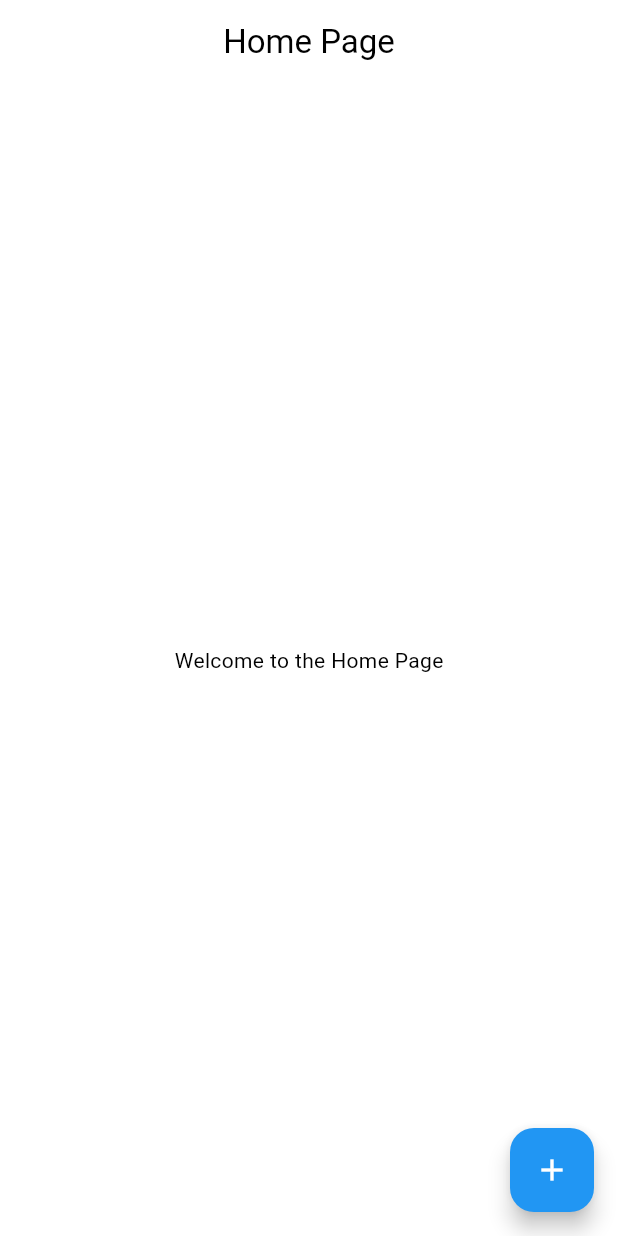
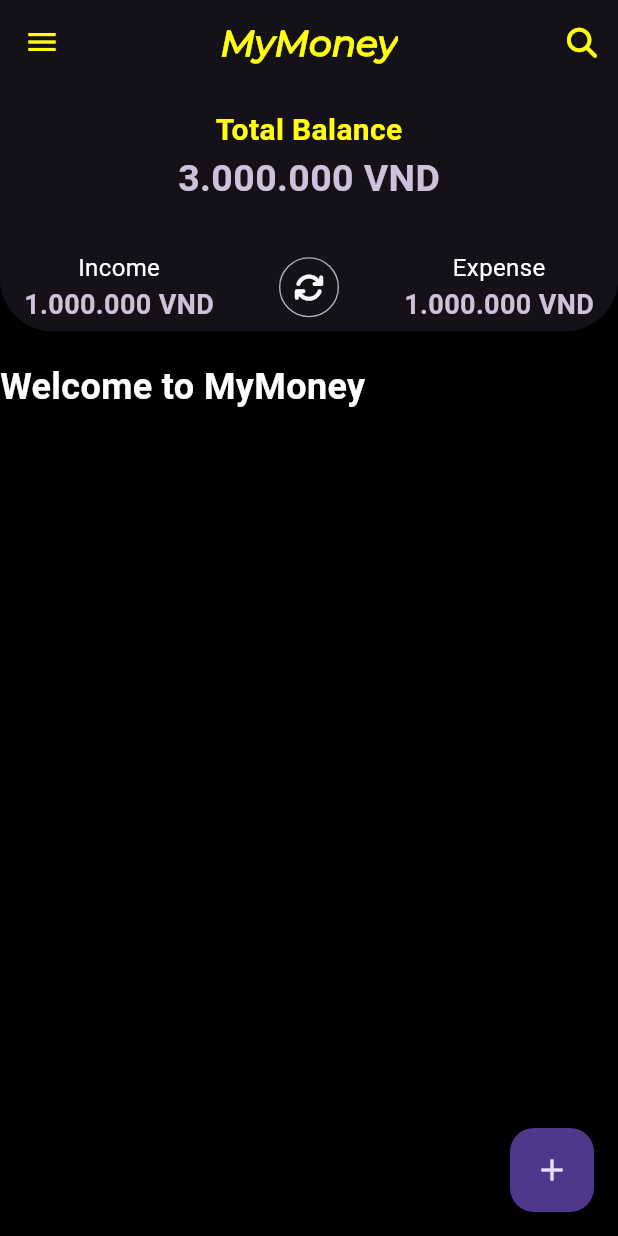
Before and after one commit to Thanh17082001/learn_flutter, a Flutter app: the HomePage screen opened directly, on a phone screen of 412 x 824 dp. Run offline on Flutter 3.47's test engine with Material 3 defaults, Android fonts, the phone set to English and light mode, and no system bars; our stand-ins replace awesome_bottom_bar, dio, flutter_bloc, flutter_dotenv, font_awesome_flutter, get_it and 1 more; accounts and stored records are empty.

Commit message:
feat: homepage

```diff
--- a/lib/core/theme/app_colors.dart
+++ b/lib/core/theme/app_colors.dart
@@ -14,7 +14,7 @@ class AppColors {
   static const Color secondary = Color(0xFF1976D2); // Màu phụ
   static const Color background = Colors.white; // Màu nền
   static const Color white = Colors.white; // Màu nền
-  static const Color textPrimary = Colors.black; // Màu chữ chính
+  static const Color textPrimary = Color.fromARGB(255, 255, 255, 15); // Màu chữ chính
   static const Color textSecondary = Colors.grey; // Màu chữ phụ
   static const Color error = Colors.red; // Màu lỗi
 }
--- /dev/null
+++ b/lib/core/theme/theme_switcher.dart
@@ -0,0 +1,21 @@
+import 'package:flutter/material.dart';
+
+class ThemeSwitcher extends InheritedWidget {
+  final ThemeMode themeMode;
+  final Function(bool) toggleTheme;
+
+  const ThemeSwitcher({
+    super.key,
+    required this.themeMode,
+    required this.toggleTheme,
+    required super.child,
+  });
+
+  static ThemeSwitcher of(BuildContext context) {
+    return context.dependOnInheritedWidgetOfExactType<ThemeSwitcher>()!;
+  }
+
+  @override
+  bool updateShouldNotify(ThemeSwitcher oldWidget) =>
+      oldWidget.themeMode != themeMode;
+}
--- a/lib/features/home/presentation/pages/home_page.dart
+++ b/lib/features/home/presentation/pages/home_page.dart
@@ -1,19 +1,123 @@
 import 'package:flutter/material.dart';
+import 'package:font_awesome_flutter/font_awesome_flutter.dart';
+import 'package:learn_flutter/core/theme/app_colors.dart';
+import 'package:learn_flutter/core/theme/theme_switcher.dart';
+import 'package:learn_flutter/features/home/presentation/widget/header-homepage.dart';
+import 'package:learn_flutter/features/home/presentation/widget/search-input.dart';
 
-class HomePage extends StatelessWidget {
+class HomePage extends StatefulWidget {
   const HomePage({super.key});
 
   @override
+  State<HomePage> createState() => _HomePageState();
+}
+
+class _HomePageState extends State<HomePage> {
+  bool isSeach = false;
+
+  @override
   Widget build(BuildContext context) {
+    print(Theme.of(context).textTheme.bodyLarge?.color);
     return Scaffold(
+      drawer: Drawer(
+        child: ListView(
+          children: [
+            const DrawerHeader(child: Text("Cài đặt")),
+            SwitchListTile(
+              contentPadding: const EdgeInsets.symmetric(horizontal: 16.0),
+              title: Text(
+                'Chế độ tối',
+                style: Theme.of(context).textTheme.bodyLarge,
+              ),
+              subtitle: Text(
+                ThemeSwitcher.of(context).themeMode == ThemeMode.dark
+                    ? 'Đang bật chế độ tối'
+                    : 'Đang bật chế độ sáng',
+                style: Theme.of(context).textTheme.bodySmall?.copyWith(
+                      color: Colors.grey,
+                    ),
+              ),
+              value: ThemeSwitcher.of(context).themeMode == ThemeMode.dark,
+              onChanged: (bool isDarkMode) {
+                ThemeSwitcher.of(context).toggleTheme(isDarkMode);
+              },
+              secondary: Icon(
+                ThemeSwitcher.of(context).themeMode == ThemeMode.dark
+                    ? FontAwesomeIcons.moon
+                    : FontAwesomeIcons.sun,
+                color: Theme.of(context).colorScheme.secondary,
+              ),
+              activeColor: Theme.of(context).colorScheme.primary,
+            )
+          ],
+        ),
+      ),
       appBar: AppBar(
-        title: const Text('Home Page'),
+        backgroundColor: Theme.of(context).colorScheme.surface,
+        iconTheme: const IconThemeData(color: AppColors.textPrimary),
+        title: AnimatedSwitcher(
+          duration: const Duration(milliseconds: 300),
+          transitionBuilder: (child, animation) {
+            return SlideTransition(
+              position: Tween<Offset>(
+                begin: const Offset(1.0, 0.0), // Slide in from the right
+                end: Offset.zero,
+              ).animate(animation),
+              child: SizeTransition(
+                sizeFactor: animation,
+                axis: Axis.horizontal,
+                child: child,
+              ),
+            );
+          },
+          // search input or title
+          child: !isSeach
+              ? const Text(
+                  'MyMoney',
+                  style: TextStyle(
+                    fontSize: 24.0,
+                    fontFamily: 'Montserrat',
+                    fontStyle: FontStyle.italic,
+                    fontWeight: FontWeight.bold,
+                    color: AppColors.textPrimary,
+                    fontVariations: <FontVariation>[
+                      FontVariation('wght', 450),
+                    ],
+                  ),
+                )
+              : const SearchInput(),
+        ),
         centerTitle: true,
+        actions: [
+          IconButton(
+            // ignore: deprecated_member_use
+            icon: Icon(
+              !isSeach ? FontAwesomeIcons.search : FontAwesomeIcons.xmark,
+              size: 20,
+            ),
+            style: const ButtonStyle(
+              iconColor: WidgetStatePropertyAll<Color>(AppColors.textPrimary),
+            ),
+            onPressed: () {
+              setState(() {
+                isSeach = !isSeach;
+              });
+            },
+          ),
+        ],
       ),
-      body: Center(
-        child: Text(
-          'Welcome to the Home Page',
-        ),
+      body: ListView(
+        children: const <Widget>[
+          HeaderHomePage(),
+          SizedBox(height: 20),
+          Text(
+            'Welcome to MyMoney',
+            style: TextStyle(
+              fontSize: 24,
+              fontWeight: FontWeight.bold,
+            ),
+          ),
+        ],
       ),
       floatingActionButton: FloatingActionButton(
         onPressed: () {
--- /dev/null
+++ b/lib/features/home/presentation/widget/header-homepage.dart
@@ -0,0 +1,128 @@
+import 'package:flutter/material.dart';
+import 'package:font_awesome_flutter/font_awesome_flutter.dart';
+import 'package:learn_flutter/core/theme/app_colors.dart';
+
+class HeaderHomePage extends StatelessWidget {
+  const HeaderHomePage({super.key});
+
+  @override
+  Widget build(BuildContext context) {
+    return Container(
+      padding: const EdgeInsets.all(16.0), // Padding xung quanh
+      width: double.infinity,
+      height:
+          MediaQuery.of(context).size.height * 0.2, // 👉 20% chiều cao màn hình
+      decoration: BoxDecoration(
+        color: Theme.of(context).colorScheme.surface, // Màu nền
+        borderRadius: const BorderRadius.only(
+          bottomLeft: Radius.circular(35),
+          bottomRight: Radius.circular(35),
+        ),
+      ),
+      child: Center(
+        child: Column(
+          children: [
+            Column(
+              children: [
+                const Text(
+                  'Total Balance',
+                  style: TextStyle(
+                    color: AppColors.textPrimary,
+                    fontSize: 20.0,
+                    fontWeight: FontWeight.bold,
+                    fontFamily: 'Roboto',
+                  ),
+                ),
+                Text(
+                  '3.000.000 VND',
+                  style: TextStyle(
+                    color: Theme.of(context).colorScheme.secondary,
+                    fontSize: 25.0,
+                    fontWeight: FontWeight.bold,
+                    fontFamily: 'Roboto',
+                  ),
+                ),
+                const SizedBox(height: 30.0), // Khoảng cách giữa các dòng
+                Row(
+                  mainAxisAlignment: MainAxisAlignment.spaceBetween,
+                  children: [
+                    Column(
+                      children: [
+                        Text(
+                          'Income',
+                          style: TextStyle(
+                            color: Theme.of(context).textTheme.bodyLarge?.color,
+                            fontSize: 16.0,
+                          ),
+                        ),
+                        Text(
+                          '1.000.000 VND',
+                          style: TextStyle(
+                            color: Theme.of(context).colorScheme.secondary,
+                            fontSize: 18.0,
+                            fontWeight: FontWeight.bold,
+                          ),
+                        )
+                      ],
+                    ),
+                    Container(
+                      width: 40,
+                      height: 40,
+                      decoration: const BoxDecoration(
+                          shape: BoxShape.circle,
+                          border: Border(
+                            top: BorderSide(
+                              color: Color.fromARGB(255, 180, 180, 180),
+                              width: 0.9,
+                            ),
+                            bottom: BorderSide(
+                              color: Color.fromARGB(255, 180, 180, 180),
+                              width: 0.9,
+                            ),
+                            left: BorderSide(
+                              color: Color.fromARGB(255, 180, 180, 180),
+                              width: 0.9,
+                            ),
+                            right: BorderSide(
+                              color: Color.fromARGB(255, 180, 180, 180),
+                              width: 0.9,
+                            ),
+                          )),
+                      child: Center(
+                        child: Icon(
+                          FontAwesomeIcons.arrowsRotate,
+                          color: Theme.of(context).textTheme.bodyLarge?.color,
+                          size: 20.0,
+                        ),
+                      ),
+                    ), // Mũi tên chỉ sang phải
+
+                    Column(
+                      children: [
+                        Text(
+                          'Expense',
+                          style: TextStyle(
+                            color: Theme.of(context).textTheme.bodyLarge?.color,
+                            fontSize: 16.0,
+                          ),
+                        ),
+                        Text(
+                          '1.000.000 VND',
+                          style: TextStyle(
+                            color: Theme.of(context).colorScheme.secondary,
+                            fontSize: 18.0,
+                            fontWeight: FontWeight.bold,
+                          ),
+                        )
+                      ],
+                    )
+                  ],
+                )
+              ],
+            )
+          ],
+        ),
+      ),
+    );
+  }
+}
--- a/lib/router.dart
+++ b/lib/router.dart
@@ -1,5 +1,5 @@
 import 'package:flutter/material.dart';
-import 'package:learn_flutter/lib/presentation/main/pages/main_scaffold.dart';
+import 'package:learn_flutter/presentation/main/pages/main_scaffold.dart';
 import 'features/auth/presentation/pages/login_page.dart';
 
 final Map<String, WidgetBuilder> appRoutes = {
```
Also changed, not shown: lib/features/auth/presentation/widgets/input_form.dart (+10 -3 lines), lib/features/auth/presentation/widgets/login_form.dart (+5 -9 lines), lib/features/home/presentation/widget/search-input.dart (added, +124 -0 lines), lib/main.dart (+82 -19 lines), lib/presentation/main/pages/main_scaffold.dart (renamed from lib/lib/presentation/main/pages/main_scaffold.dart, +5 -10 lines), pubspec.yaml (+8 -1 lines), flutter_01.png (added), flutter_02.png (added), flutter_03.png (added), fonts/Montserrat-Italic-VariableFont_wght.ttf (added), fonts/Montserrat-VariableFont_wght.ttf (added), 2 other files.
